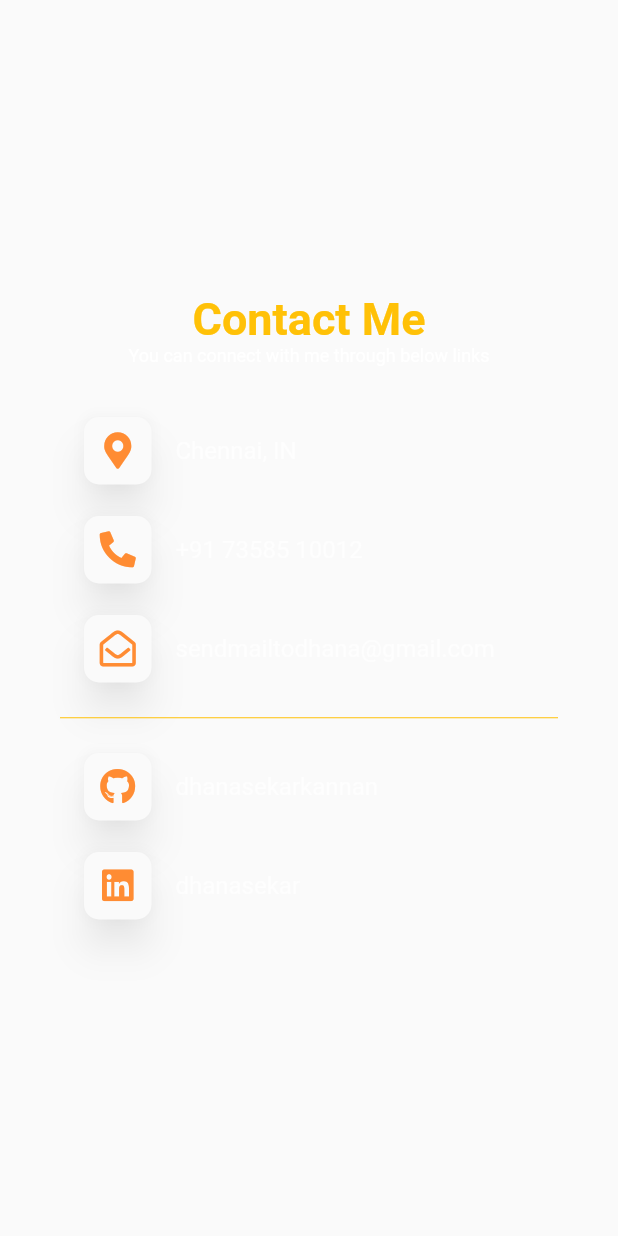
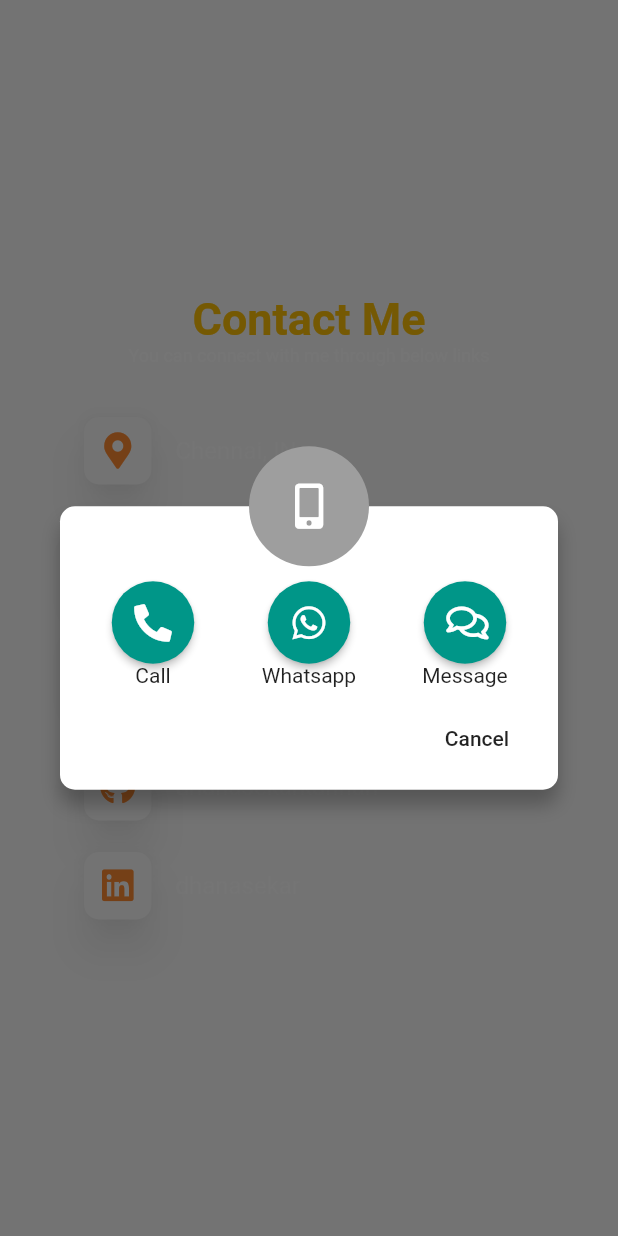
Before and after one commit to dhanasekarkannan/my_resume, a Flutter app: the ContactScreen widget shown alone on an empty page, opened directly, after a tap on "+91 73585 10012", on a phone screen of 412 x 824 dp. Run offline on Flutter 3.47's test engine with Material 2 defaults, Android fonts, the phone set to English and light mode, and no system bars; our stand-ins replace fl_chart, flutter_bloc, font_awesome_flutter, google_maps_flutter, rxdart; network calls fail.

Commit message:
Contact screen completed

```diff
--- a/lib/main.dart
+++ b/lib/main.dart
@@ -79,10 +79,23 @@ class _MyHomePageState extends State<MyHomePage> {
           setState(() {
             _isLoading = false;
           });
+        }).catchError((e) {
+          print("error catched: ${e}");
+          _showAlert(context, e);
         });
       }
     }
     super.didChangeDependencies();
+  }
+
+  void _showAlert(BuildContext context, dynamic  description) {
+    showDialog(
+        context: context,
+        barrierDismissible: false,
+        builder: (context) => AlertDialog(
+              title: Text("Alert"),
+              content: Text("${description}"),
+            ));
   }
 
   @override
--- a/lib/provider/app_provider.dart
+++ b/lib/provider/app_provider.dart
@@ -16,22 +16,18 @@ class AppProvider with ChangeNotifier {
     return _appData;
   }
 
-  AppModel getAppData(){
-     if (Platform.isAndroid) {
-        AppModel data =  getAppListData().singleWhere((data) => data.appPlatform == 'android' );
-        print( "Appdata : $data" );
-        return getAppListData().singleWhere((data) => data.appPlatform == 'android' );
-      }else{
-        return getAppListData().singleWhere((data) => data.appPlatform == 'iOS' );
-      }
+  AppModel getAppData() {
+    if (Platform.isAndroid) {
+      return getAppListData()
+          .singleWhere((data) => data.appPlatform == 'android');
+    } else {
+      return getAppListData().singleWhere((data) => data.appPlatform == 'iOS');
+    }
   }
 
   int getVersionVaildation() {
     int key = 0;
-    print(Platform.isAndroid);
     if (Platform.isAndroid) {
-      print("getAppData");
-      print(getAppData());
       getAppListData().forEach((data) {
         if (data.appPlatform == 'android') {
           if (data.version != AppDetails.androidVersion) {
@@ -45,11 +41,9 @@ class AppProvider with ChangeNotifier {
 
   Future<void> fetchAndSetAppData() async {
     try {
-      final response = await http.get(url);
-      print(jsonDecode(response.body));
+      final response = await http.get(url).timeout( Duration(seconds: Constants.timeoutSec) );
       final extractedData = jsonDecode(response.body) as Map<String, dynamic>;
       final List<AppModel> loadedData = [];
-      print(jsonDecode(response.body));
       extractedData.forEach((appPlatform, appData) {
         loadedData.add(
           AppModel(
@@ -64,6 +58,7 @@ class AppProvider with ChangeNotifier {
       _appData = loadedData;
       notifyListeners();
     } catch (error) {
+      print('error ${error}');
       throw (error);
     }
   }
--- a/lib/screen/contact_screen.dart
+++ b/lib/screen/contact_screen.dart
@@ -1,4 +1,5 @@
 import 'package:dhana_resume/utils/textStrings.dart';
+import 'package:dhana_resume/widget/customDialDialog_widget.dart';
 import 'package:flutter/material.dart';
 import 'package:font_awesome_flutter/font_awesome_flutter.dart';
 
@@ -37,18 +38,21 @@ class ContactScreen extends StatelessWidget with NavigationStates {
               ),
             ),
             _buildIconCard(
+              context,
               FontAwesomeIcons.mapMarkerAlt,
               TextStrings.location,
               UrlLinks.googleMapslocationUrl,
             ),
             SizedBox(height: 10),
             _buildIconCard(
+              context,
               FontAwesomeIcons.phoneAlt,
               TextStrings.mobileNo,
               UrlLinks.callURL,
             ),
             SizedBox(height: 10),
             _buildIconCard(
+              context,
               FontAwesomeIcons.envelopeOpen,
               TextStrings.emailId,
               UrlLinks.emailURL,
@@ -59,12 +63,14 @@ class ContactScreen extends StatelessWidget with NavigationStates {
             ),
             SizedBox(height: 10),
             _buildIconCard(
+              context,
               FontAwesomeIcons.github,
               TextStrings.githubId,
               UrlLinks.gitHubURL,
             ),
             SizedBox(height: 10),
             _buildIconCard(
+              context,
               FontAwesomeIcons.linkedin,
               TextStrings.linkedInId,
               UrlLinks.linkedInURL,
@@ -76,7 +82,8 @@ class ContactScreen extends StatelessWidget with NavigationStates {
     );
   }
 
-  Widget _buildIconCard(IconData icon, String title, String launchURL) {
+  Widget _buildIconCard(
+      BuildContext context, IconData icon, String title, String launchURL) {
     return ListTile(
       leading: Container(
         height: 45.0,
@@ -98,7 +105,20 @@ class ContactScreen extends StatelessWidget with NavigationStates {
         ),
       ),
       onTap: () {
-        Utils().launchURL(launchURL);
+        if (title == TextStrings.mobileNo) {
+          print("Custom Dialog called");
+          showDialog(
+            context: context,
+            builder: (BuildContext context) => CustomDialDialogWidget(
+              title: "Contact",
+              description:
+                  "Lorem ipsum dolor sit amet, consectetur adipiscing elit, sed do eiusmod tempor incididunt ut labore et dolore magna aliqua.",
+              buttonText: "Cancel",
+            ),
+          );
+        } else {
+          Utils().launchURL(launchURL);
+        }
       },
     );
   }
--- a/lib/utils/utils.dart
+++ b/lib/utils/utils.dart
@@ -20,6 +20,10 @@ class UrlLinks {
       "https://www.google.com/maps/search/?api=1&query=${TextStrings.homeLat},${TextStrings.homeLng}";
 }
 
+class Constants {
+  static const int timeoutSec = 30;
+}
+
 class AppDetails {
   static const String androidVersion = '1.0.1';
 }
@@ -36,11 +40,7 @@ class Fonts {
 
 class Utils {
   launchURL(url) async {
-    print('launch URL Passed : $url');
-
- final String encodedURl = Uri.encodeFull(url);
-        print('launch URL Passed : $encodedURl');
-
+    final String encodedURl = Uri.encodeFull(url);
     if (await canLaunch(encodedURl)) {
       await launch(encodedURl);
     } else {
--- /dev/null
+++ b/lib/widget/customDialDialog_widget.dart
@@ -0,0 +1,140 @@
+import 'package:dhana_resume/utils/utils.dart';
+import 'package:flutter/material.dart';
+import 'package:font_awesome_flutter/font_awesome_flutter.dart';
+
+class CustomDialDialogWidget extends StatelessWidget {
+  final String title, description, buttonText;
+  final Image image;
+
+  CustomDialDialogWidget({
+    @required this.title,
+    @required this.description,
+    @required this.buttonText,
+    this.image,
+  });
+
+  @override
+  Widget build(BuildContext context) {
+    return Dialog(
+      shape: RoundedRectangleBorder(
+        borderRadius: BorderRadius.circular(Consts.padding),
+      ),
+      elevation: 0.0,
+      backgroundColor: Colors.transparent,
+      child: dialogContent(context),
+    );
+  }
+
+  Widget _buildCustomIconButton(String title, IconData icon, String launchUrl) {
+    return Expanded(
+          child: Column(
+        children: <Widget>[
+          RawMaterialButton(
+            onPressed: () {
+              Utils().launchURL(launchUrl);
+            },
+            elevation: 2.0,
+            fillColor: Colors.teal,
+            child: Icon(
+              icon,
+              color: Colors.white,
+              size: 25,
+            ),
+            padding: EdgeInsets.all(15.0),
+            shape: CircleBorder(),
+          ),
+
+          // CircleAvatar(
+          //   backgroundColor: Colors.teal,
+          //   radius: Consts.avatarRadius - 10,
+          //   child: IconButton(
+          //     onPressed: () {
+          //       Utils().launchURL(launchUrl);
+          //     },
+          //     icon: Icon(
+          //       icon,
+          //       color: Colors.white,
+          //       size: 25,
+          //     ),
+          //   ),
+          // ),
+          Text(title),
+        ],
+      ),
+    );
+  }
+
+  dialogContent(BuildContext context) {
+    return Stack(
+      children: <Widget>[
+        Container(
+          padding: EdgeInsets.only(
+            top: Consts.avatarRadius + Consts.padding,
+            bottom: Consts.padding,
+            left: Consts.padding,
+            right: Consts.padding,
+          ),
+          margin: EdgeInsets.only(top: Consts.avatarRadius),
+          decoration: new BoxDecoration(
+            color: Colors.white,
+            shape: BoxShape.rectangle,
+            borderRadius: BorderRadius.circular(Consts.padding),
+            boxShadow: [
+              BoxShadow(
+                color: Colors.black26,
+                blurRadius: 10.0,
+                offset: const Offset(0.0, 10.0),
+              ),
+            ],
+          ),
+          child: Column(
+            mainAxisSize: MainAxisSize.min, // To make the card compact
+            children: <Widget>[
+              Row(
+                mainAxisAlignment: MainAxisAlignment.spaceAround,
+                children: <Widget>[
+                  _buildCustomIconButton(
+                      "Call", FontAwesomeIcons.phoneAlt, UrlLinks.callURL),
+                  _buildCustomIconButton("Whatsapp", FontAwesomeIcons.whatsapp,
+                      UrlLinks.whatsappURL),
+                  _buildCustomIconButton("Message", FontAwesomeIcons.comments,
+                      UrlLinks.messageURL),
+                ],
+              ),
+              SizedBox(height: 10.0),
+              Align(
+                alignment: Alignment.bottomRight,
+                child: FlatButton(
+                  onPressed: () {
+                    Navigator.of(context).pop(); // To close the dialog
+                  },
+                  child: Text(buttonText),
+                ),
+              ),
+            ],
+          ),
+        ),
+        Positioned(
+          left: Consts.padding,
+          right: Consts.padding,
+          child: CircleAvatar(
+            backgroundColor: Colors.grey,
+            radius: Consts.avatarRadius,
+            child: Icon(
+              FontAwesomeIcons.mobileAlt,
+              color: Colors.white,
+              size: 30,
+            ),
+          ),
+        ),
+      ],
+    );
+  }
+}
+
+class Consts {
+  Consts._();
+
+  static const double padding = 10.0;
+  static const double avatarRadius = 40.0;
+}
```
